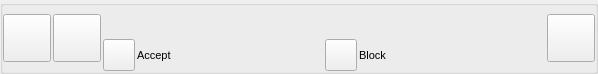
This is GoTvApps/GoTvCommon/Forms/PersonOfferListItem.ui in brettrjones-github/nolimitconnect as Qt 5 draws it before an edit. The edited form follows.
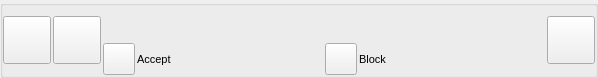
This is the edited form. Custom widgets are drawn as their Qt base class.

```diff
--- a/GoTvApps/GoTvCommon/Forms/PersonOfferListItem.ui
+++ b/GoTvApps/GoTvCommon/Forms/PersonOfferListItem.ui
@@ -156,7 +156,6 @@
             <property name="font">
              <font>
               <pointsize>8</pointsize>
-              <weight>50</weight>
               <italic>false</italic>
               <bold>false</bold>
              </font>
@@ -188,6 +187,13 @@
           </item>
          </layout>
         </item>
+        <item>
+         <widget class="QLabel" name="m_Line2Label">
+          <property name="text">
+           <string notr="true"/>
+          </property>
+         </widget>
+        </item>
         <item>
          <layout class="QHBoxLayout" name="horizontalLayout">
           <item>
```
Left out of the diff: 4 changed lines with no effect on the pictures.
